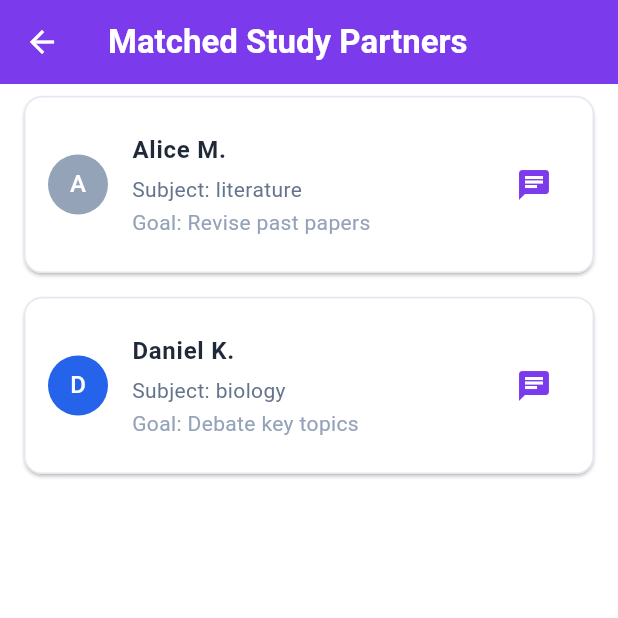
After one commit to idarapatrick/UTME-PrepMaster, a Flutter app: the MatchedPartnersScreen screen opened directly, on a phone screen of 412 x 824 dp, the top half of it. The commit adds this screen. Run offline on Flutter 3.47's test engine with Material 3 defaults, Android fonts, the phone set to English and light mode, and no system bars; our stand-ins replace cloud_firestore, firebase_auth, firebase_core, firebase_storage, image_picker; missing offline and left inert: flutter_inappwebview; accounts and stored records are empty; network calls fail.

Commit message:
Study partner matching implementation

```diff
--- a/lib/main.dart
+++ b/lib/main.dart
@@ -19,6 +19,7 @@ import 'providers/subject_state.dart';
 import 'providers/test_state.dart';
 import 'screens/life_at_intro_screen.dart';
 import 'screens/life_at_browser_screen.dart';
+import 'screens/study_partner_screen.dart';
 
 class ThemeNotifier extends ChangeNotifier {
   ThemeMode _themeMode = ThemeMode.light;
--- /dev/null
+++ b/lib/models/study_partner.dart
@@ -0,0 +1,94 @@
+import 'package:flutter/material.dart';
+
+enum StudyPartnerStatus {
+  pending,
+  matched,
+  rejected,
+  available,
+  idle,
+  studying,
+}
+enum StudyPartnerSubject {
+  science,
+  literature,
+  government,
+  biology,
+  chemistry,
+  mathematics,
+  economics,
+}
+
+class StudyPartner {
+  final String id;
+  final String name;
+  final StudyPartnerStatus status;
+  final StudyPartnerSubject subject;
+  final String goal;
+  final List<String> interests;
+
+  StudyPartner({
+    required this.id,
+    required this.name,
+    required this.status,
+    required this.subject,
+    required this.goal,
+    required this.interests,
+  });
+
+  // For UI display
+  String get statusText {
+    switch (status) {
+  case StudyPartnerStatus.available:
+    return 'Available';
+  case StudyPartnerStatus.matched:
+    return 'Matched';
+  case StudyPartnerStatus.rejected:
+    return 'Rejected';
+  case StudyPartnerStatus.pending:
+    return 'Pending';
+     case StudyPartnerStatus.idle:
+    return 'Pending';
+     case StudyPartnerStatus.studying:
+    return 'Pending';
+  // OR use default:
+  // default:
+  //   return 'Unknown status';
+}
+  }
+
+  // You can map subjects to nice text or colors here too
+  String get subjectText {
+    switch (subject) {
+      case StudyPartnerSubject.science:
+        return 'Science';
+      case StudyPartnerSubject.literature:
+        return 'Literature';
+      case StudyPartnerSubject.government:
+        return 'Government';
+      case StudyPartnerSubject.biology:
+        return 'Biology';
+      case StudyPartnerSubject.chemistry:
+        return 'Chemistry';
+      case StudyPartnerSubject.mathematics:
+        return 'Mathematics';
+      case StudyPartnerSubject.economics:
+        return 'Economics';
+    }
+  }
+
+  Color get subjectColor {
+    switch (subject) {
+      case StudyPartnerSubject.science:
+      case StudyPartnerSubject.chemistry:
+      case StudyPartnerSubject.biology:
+        return const Color(0xFF2563EB); // Blue
+      case StudyPartnerSubject.government:
+      case StudyPartnerSubject.economics:
+        return const Color(0xFF22C55E); // Green
+      case StudyPartnerSubject.literature:
+        return const Color(0xFFEF4444); // Red
+      case StudyPartnerSubject.mathematics:
+        return const Color(0xFFF59E0B); // Amber
+    }
+  }
+}
--- /dev/null
+++ b/lib/screens/matched_partners_screen.dart
@@ -0,0 +1,117 @@
+import 'package:flutter/material.dart';
+import '../models/study_partner.dart';
+import '../theme/app_colors.dart';
+import 'chat_screen.dart';
+
+class MatchedPartnersScreen extends StatelessWidget {
+  final List<StudyPartner> matchedPartners = [
+    StudyPartner(
+      id: '1',
+      name: 'Alice M.',
+      subject: StudyPartnerSubject.literature,
+      goal: 'Revise past papers',
+      interests: ['Genetics', 'Evolution'],
+      status: StudyPartnerStatus.matched,
+    ),
+    StudyPartner(
+      id: '2',
+      name: 'Daniel K.',
+      subject: StudyPartnerSubject.biology,
+      goal: 'Debate key topics',
+      interests: ['World Wars', 'African History'],
+      status: StudyPartnerStatus.matched,
+    ),
+  ];
+
+  Color getSubjectColor(StudyPartnerSubject subject) {
+    switch (subject) {
+      case StudyPartnerSubject.biology:
+      case StudyPartnerSubject.mathematics:
+        return AppColors.subjectBlue;
+      case StudyPartnerSubject.chemistry:
+        return AppColors.subjectGreen;
+      case StudyPartnerSubject.science:
+        return AppColors.subjectRed;
+      default:
+        return AppColors.textTertiary;
+    }
+  }
+
+  @override
+  Widget build(BuildContext context) {
+    return Scaffold(
+      backgroundColor: AppColors.backgroundPrimary,
+      appBar: AppBar(
+        backgroundColor: AppColors.dominantPurple,
+        title: const Text(
+          'Matched Study Partners',
+          style: TextStyle(color: Colors.white),
+        ),
+        iconTheme: const IconThemeData(color: Colors.white),
+      ),
+      body: matchedPartners.isEmpty
+          ? const Center(
+              child: Text(
+                'No matched partners yet.',
+                style: TextStyle(color: AppColors.textTertiary),
+              ),
+            )
+          : ListView.builder(
+              itemCount: matchedPartners.length,
+              itemBuilder: (context, index) {
+                final partner = matchedPartners[index];
+                return Card(
+                  margin: const EdgeInsets.symmetric(horizontal: 16, vertical: 8),
+                  shape: RoundedRectangleBorder(
+                    borderRadius: BorderRadius.circular(12),
+                    side: BorderSide(color: AppColors.borderLight),
+                  ),
+                  child: ListTile(
+                    contentPadding: const EdgeInsets.all(16),
+                    leading: CircleAvatar(
+                      backgroundColor: getSubjectColor(partner.subject),
+                      child: Text(
+                        partner.name[0],
+                        style: const TextStyle(color: Colors.white),
+                      ),
+                    ),
+                    title: Text(
+                      partner.name,
+                      style: const TextStyle(
+                        fontWeight: FontWeight.bold,
+                        color: AppColors.textPrimary,
+                      ),
+                    ),
+                    subtitle: Column(
+                      crossAxisAlignment: CrossAxisAlignment.start,
+                      children: [
+                        const SizedBox(height: 4),
+                        Text(
+                          'Subject: ${partner.subject.name}',
+                          style: const TextStyle(color: AppColors.textSecondary),
+                        ),
+                        const SizedBox(height: 2),
+                        Text(
+                          'Goal: ${partner.goal}',
+                          style: const TextStyle(color: AppColors.textTertiary),
+                        ),
+                      ],
+                    ),
+                    trailing: IconButton(
+                      icon: const Icon(Icons.chat, color: AppColors.dominantPurple),
+                      onPressed: () {
+                        Navigator.push(
+                          context,
+                          MaterialPageRoute(
+                            builder: (_) => ChatScreen(partner: partner),
+                          ),
+                        );
+                      },
+                    ),
+                  ),
+                );
+              },
+            ),
+    );
+  }
+}
--- a/lib/services/in_app_browser_service.dart
+++ b/lib/services/in_app_browser_service.dart
@@ -9,7 +9,6 @@ class InAppBrowserService {
     await browser.open(
       url: webUri,
       settings: ChromeSafariBrowserSettings(
-        shareState: CsbShareState.DEFAULT,
       ),
     );
   }
```
Also changed, not shown: lib/screens/chat_screen.dart (added, +110 -0 lines), lib/screens/study_partner_screen.dart (added, +128 -0 lines), lib/widgets/partner_card.dart (added, +90 -0 lines).
